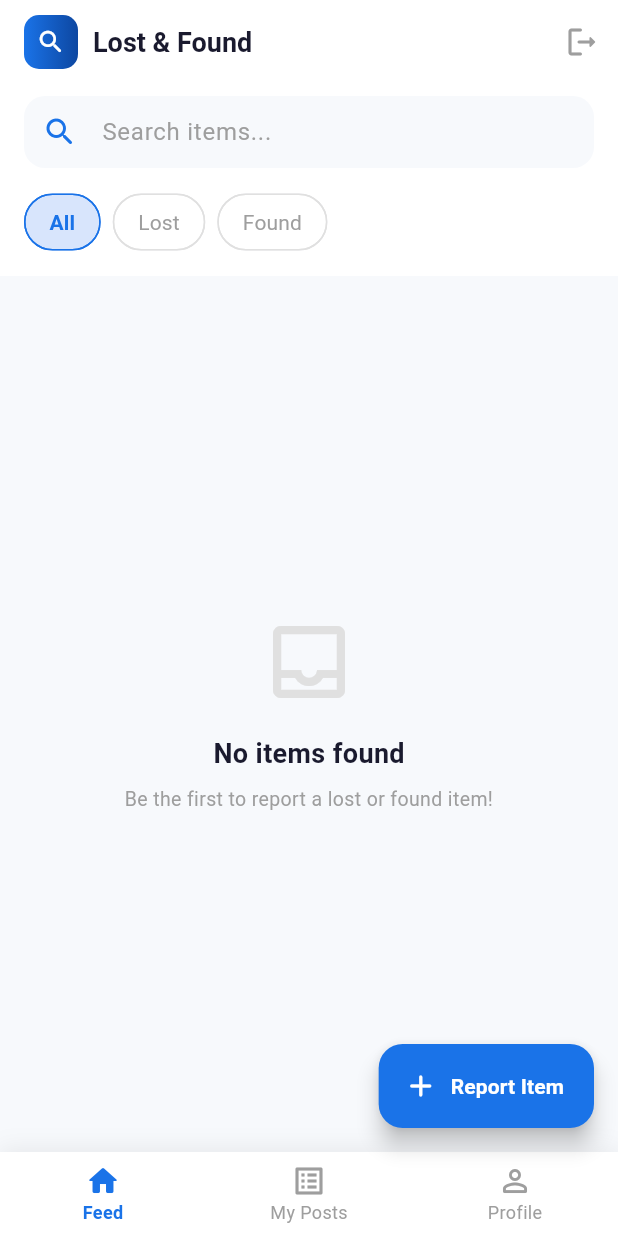
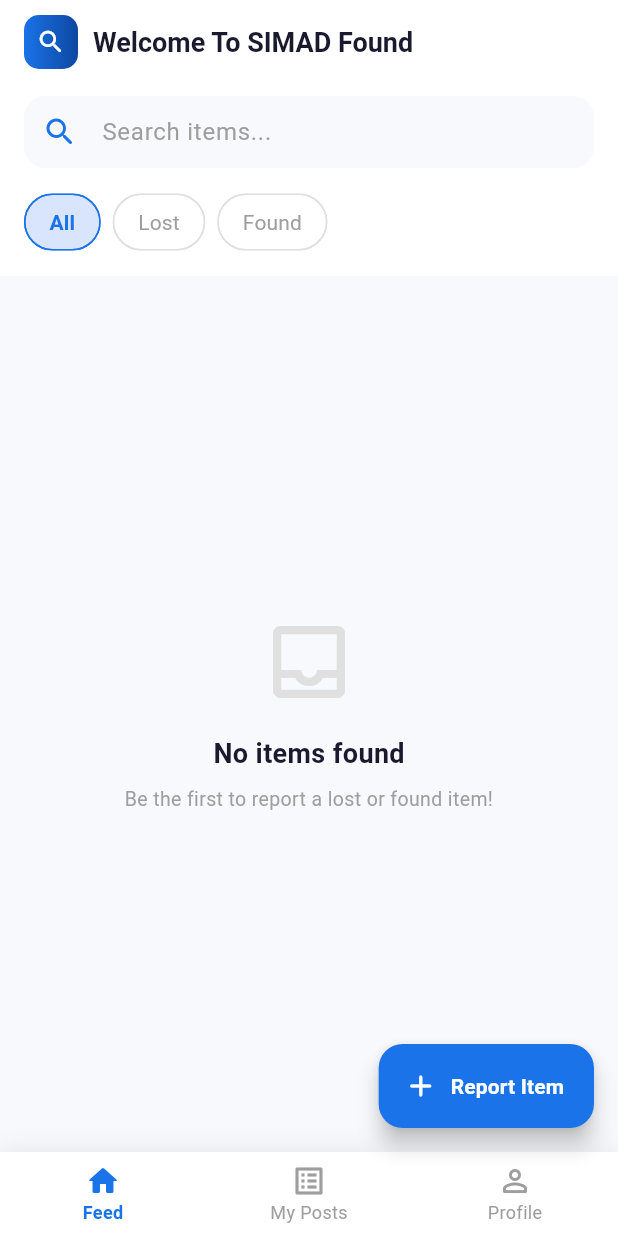
Before and after one commit to Zak937/lost_n_found_simad, a Flutter app: the HomeScreen screen opened directly, on a phone screen of 412 x 824 dp. Run offline on Flutter 3.47's test engine with Material 3 defaults, Android fonts, the light colour scheme and no system bars; our stand-ins replace cloud_firestore, firebase_auth, firebase_core, firebase_messaging, firebase_storage, image_picker; accounts and stored records are empty; Roboto replaces fonts that are missing (Poppins).

Commit message:
feat: Implement User Profiles, Edit Profile screen, and update Firestore Rules

```diff
--- a/lib/main.dart
+++ b/lib/main.dart
@@ -30,7 +30,7 @@ class LostAndFoundApp extends StatelessWidget {
   @override
   Widget build(BuildContext context) {
     return MaterialApp(
-      title: 'Lost & Found SIMAD',
+      title: 'SIMAD Found ',
       debugShowCheckedModeBanner: false,
       theme: ThemeData(
         colorScheme: ColorScheme.fromSeed(
--- /dev/null
+++ b/lib/models/user_model.dart
@@ -0,0 +1,30 @@
+class UserModel {
+  final String id;
+  final String email;
+  final String displayName;
+  final String phoneNumber;
+
+  UserModel({
+    required this.id,
+    required this.email,
+    required this.displayName,
+    required this.phoneNumber,
+  });
+
+  factory UserModel.fromMap(Map<String, dynamic> map, String docId) {
+    return UserModel(
+      id: docId,
+      email: map['email'] ?? '',
+      displayName: map['displayName'] ?? '',
+      phoneNumber: map['phoneNumber'] ?? '',
+    );
+  }
+
+  Map<String, dynamic> toMap() {
+    return {
+      'email': email,
+      'displayName': displayName,
+      'phoneNumber': phoneNumber,
+    };
+  }
+}
--- a/lib/screens/home_screen.dart
+++ b/lib/screens/home_screen.dart
@@ -4,9 +4,11 @@ import '../services/auth_service.dart';
 import '../services/firestore_service.dart';
 import '../models/item_model.dart';
 import '../widgets/item_card.dart';
+import '../models/user_model.dart';
 import 'post_item_screen.dart';
 import 'item_detail_screen.dart';
 import 'login_screen.dart';
+import 'edit_profile_screen.dart';
 
 class HomeScreen extends StatefulWidget {
   const HomeScreen({super.key});
@@ -54,22 +56,20 @@ class _HomeScreenState extends State<HomeScreen> {
       appBar: _navIndex == 0 ? _buildAppBar(user) : null,
       body: IndexedStack(
         index: _navIndex,
-        children: [
-          _buildFeed(),
-          _buildMyPosts(user),
-          _buildProfile(user),
-        ],
+        children: [_buildFeed(), _buildMyPosts(user), _buildProfile(user)],
       ),
       floatingActionButton: _navIndex == 0
           ? FloatingActionButton.extended(
-              onPressed: () => Navigator.of(context).push(
-                MaterialPageRoute(builder: (_) => const PostItemScreen()),
-              ),
+              onPressed: () => Navigator.of(
+                context,
+              ).push(MaterialPageRoute(builder: (_) => const PostItemScreen())),
               backgroundColor: const Color(0xFF1A73E8),
               foregroundColor: Colors.white,
               icon: const Icon(Icons.add_rounded),
-              label: const Text('Report Item',
-                  style: TextStyle(fontWeight: FontWeight.w600)),
+              label: const Text(
+                'Report Item',
+                style: TextStyle(fontWeight: FontWeight.w600),
+              ),
             )
           : null,
       bottomNavigationBar: Container(
@@ -90,21 +90,26 @@ class _HomeScreenState extends State<HomeScreen> {
           elevation: 0,
           selectedItemColor: const Color(0xFF1A73E8),
           unselectedItemColor: Colors.grey,
-          selectedLabelStyle:
-              const TextStyle(fontWeight: FontWeight.w600, fontSize: 12),
+          selectedLabelStyle: const TextStyle(
+            fontWeight: FontWeight.w600,
+            fontSize: 12,
+          ),
           items: const [
             BottomNavigationBarItem(
               icon: Icon(Icons.home_outlined),
               activeIcon: Icon(Icons.home_rounded),
-                label: 'Feed'),
+              label: 'Feed',
+            ),
             BottomNavigationBarItem(
               icon: Icon(Icons.list_alt_outlined),
               activeIcon: Icon(Icons.list_alt_rounded),
-                label: 'My Posts'),
+              label: 'My Posts',
+            ),
             BottomNavigationBarItem(
               icon: Icon(Icons.person_outline_rounded),
               activeIcon: Icon(Icons.person_rounded),
-                label: 'Profile'),
+              label: 'Profile',
+            ),
           ],
         ),
       ),
@@ -122,27 +127,27 @@ class _HomeScreenState extends State<HomeScreen> {
             height: 36,
             decoration: BoxDecoration(
               gradient: const LinearGradient(
-                  colors: [Color(0xFF1A73E8), Color(0xFF0D47A1)]),
+                colors: [Color(0xFF1A73E8), Color(0xFF0D47A1)],
+              ),
               borderRadius: BorderRadius.circular(10),
             ),
-            child: const Icon(Icons.search_rounded,
-                size: 20, color: Colors.white),
+            child: const Icon(
+              Icons.search_rounded,
+              size: 20,
+              color: Colors.white,
+            ),
           ),
           const SizedBox(width: 10),
-          const Text('Lost & Found',
+          const Text(
+            'Welcome To SIMAD Found', //
             style: TextStyle(
               color: Color(0xFF1A1A2E),
               fontWeight: FontWeight.bold,
-                  fontSize: 18)),
+              fontSize: 18,
+            ),
+          ),
         ],
       ),
-      actions: [
-        IconButton(
-          icon: const Icon(Icons.logout_rounded, color: Colors.grey),
-          onPressed: _signOut,
-          tooltip: 'Sign out',
-        ),
-      ],
     );
   }
 
@@ -159,8 +164,10 @@ class _HomeScreenState extends State<HomeScreen> {
             decoration: InputDecoration(
               hintText: 'Search items...',
               hintStyle: const TextStyle(color: Colors.grey),
-              prefixIcon:
-                  const Icon(Icons.search_rounded, color: Color(0xFF1A73E8)),
+              prefixIcon: const Icon(
+                Icons.search_rounded,
+                color: Color(0xFF1A73E8),
+              ),
               suffixIcon: _searchQuery.isNotEmpty
                   ? IconButton(
                       icon: const Icon(Icons.clear_rounded, color: Colors.grey),
@@ -192,18 +199,12 @@ class _HomeScreenState extends State<HomeScreen> {
                 child: FilterChip(
                   label: Text(opt['label']),
                   selected: selected,
-                  onSelected: (_) =>
-                      setState(() => _filter = opt['value']),
-                  selectedColor:
-                      const Color(0xFF1A73E8).withOpacity(0.15),
+                  onSelected: (_) => setState(() => _filter = opt['value']),
+                  selectedColor: const Color(0xFF1A73E8).withOpacity(0.15),
                   checkmarkColor: const Color(0xFF1A73E8),
                   labelStyle: TextStyle(
-                    color: selected
-                        ? const Color(0xFF1A73E8)
-                        : Colors.grey,
-                    fontWeight: selected
-                        ? FontWeight.w600
-                        : FontWeight.normal,
+                    color: selected ? const Color(0xFF1A73E8) : Colors.grey,
+                    fontWeight: selected ? FontWeight.w600 : FontWeight.normal,
                   ),
                   shape: RoundedRectangleBorder(
                     borderRadius: BorderRadius.circular(20),
@@ -227,8 +228,8 @@ class _HomeScreenState extends State<HomeScreen> {
             builder: (context, snapshot) {
               if (snapshot.connectionState == ConnectionState.waiting) {
                 return const Center(
-                    child: CircularProgressIndicator(
-                        color: Color(0xFF1A73E8)));
+                  child: CircularProgressIndicator(color: Color(0xFF1A73E8)),
+                );
               }
               if (snapshot.hasError) {
                 return _emptyState(
@@ -240,12 +241,12 @@ class _HomeScreenState extends State<HomeScreen> {
               var items = snapshot.data ?? [];
               if (_searchQuery.isNotEmpty) {
                 items = items
-                    .where((i) =>
+                    .where(
+                      (i) =>
                           i.title.toLowerCase().contains(_searchQuery) ||
-                        i.description
-                            .toLowerCase()
-                            .contains(_searchQuery) ||
-                        i.location.toLowerCase().contains(_searchQuery))
+                          i.description.toLowerCase().contains(_searchQuery) ||
+                          i.location.toLowerCase().contains(_searchQuery),
+                    )
                     .toList();
               }
               if (items.isEmpty) {
@@ -260,8 +261,11 @@ class _HomeScreenState extends State<HomeScreen> {
                 itemCount: items.length,
                 itemBuilder: (context, i) => ItemCard(
                   item: items[i],
-                  onTap: () => Navigator.of(context).push(MaterialPageRoute(
-                      builder: (_) => ItemDetailScreen(item: items[i]))),
+                  onTap: () => Navigator.of(context).push(
+                    MaterialPageRoute(
+                      builder: (_) => ItemDetailScreen(item: items[i]),
+                    ),
+                  ),
                 ),
               );
             },
@@ -277,9 +281,13 @@ class _HomeScreenState extends State<HomeScreen> {
       appBar: AppBar(
         backgroundColor: Colors.white,
         elevation: 0,
-        title: const Text('My Posts',
+        title: const Text(
+          'My Posts',
           style: TextStyle(
-                color: Color(0xFF1A1A2E), fontWeight: FontWeight.bold)),
+            color: Color(0xFF1A1A2E),
+            fontWeight: FontWeight.bold,
+          ),
+        ),
         automaticallyImplyLeading: false,
       ),
       body: StreamBuilder<List<ItemModel>>(
@@ -289,7 +297,8 @@ class _HomeScreenState extends State<HomeScreen> {
         builder: (context, snapshot) {
           if (snapshot.connectionState == ConnectionState.waiting) {
             return const Center(
-                child: CircularProgressIndicator(color: Color(0xFF1A73E8)));
+              child: CircularProgressIndicator(color: Color(0xFF1A73E8)),
+            );
           }
           final items = snapshot.data ?? [];
           if (items.isEmpty) {
@@ -304,36 +313,71 @@ class _HomeScreenState extends State<HomeScreen> {
             itemCount: items.length,
             itemBuilder: (context, i) => ItemCard(
               item: items[i],
-              onTap: () => Navigator.of(context).push(MaterialPageRoute(
-                  builder: (_) => ItemDetailScreen(item: items[i]))),
+              onTap: () => Navigator.of(context).push(
+                MaterialPageRoute(
+                  builder: (_) => ItemDetailScreen(item: items[i]),
+                ),
+              ),
             ),
           );
         },
       ),
       floatingActionButton: FloatingActionButton.extended(
-        onPressed: () => Navigator.of(context).push(
-            MaterialPageRoute(builder: (_) => const PostItemScreen())),
+        onPressed: () => Navigator.of(
+          context,
+        ).push(MaterialPageRoute(builder: (_) => const PostItemScreen())),
         backgroundColor: const Color(0xFF1A73E8),
         foregroundColor: Colors.white,
         icon: const Icon(Icons.add_rounded),
-        label: const Text('Report Item',
-            style: TextStyle(fontWeight: FontWeight.w600)),
+        label: const Text(
+          'Report Item',
+          style: TextStyle(fontWeight: FontWeight.w600),
+        ),
       ),
     );
   }
 
   Widget _buildProfile(User? user) {
+    if (user == null) return const SizedBox.shrink();
+
     return Scaffold(
       backgroundColor: const Color(0xFFF7F9FC),
       appBar: AppBar(
         backgroundColor: Colors.white,
         elevation: 0,
-        title: const Text('Profile',
+        title: const Text(
+          'Profile',
           style: TextStyle(
-                color: Color(0xFF1A1A2E), fontWeight: FontWeight.bold)),
+            color: Color(0xFF1A1A2E),
+            fontWeight: FontWeight.bold,
+          ),
+        ),
         automaticallyImplyLeading: false,
+        actions: [
+          IconButton(
+            icon: const Icon(Icons.edit_rounded, color: Color(0xFF1A73E8)),
+            onPressed: () async {
+              final updated = await Navigator.of(context).push(
+                MaterialPageRoute(builder: (_) => const EditProfileScreen()),
+              );
+              if (updated == true) setState(() {});
+            },
           ),
-      body: ListView(
+        ],
+      ),
+      body: FutureBuilder<UserModel?>(
+        future: _firestoreService.getUserProfile(user.uid),
+        builder: (context, snapshot) {
+          if (snapshot.connectionState == ConnectionState.waiting) {
+            return const Center(
+              child: CircularProgressIndicator(color: Color(0xFF1A73E8)),
+            );
+          }
+          final profile = snapshot.data;
+          final displayName =
+              profile?.displayName ?? user.displayName ?? 'SIMAD Student';
+
+          return ListView(
             padding: const EdgeInsets.all(20),
             children: [
               Center(
@@ -344,7 +388,8 @@ class _HomeScreenState extends State<HomeScreen> {
                       height: 90,
                       decoration: BoxDecoration(
                         gradient: const LinearGradient(
-                        colors: [Color(0xFF1A73E8), Color(0xFF0D47A1)]),
+                          colors: [Color(0xFF1A73E8), Color(0xFF0D47A1)],
+                        ),
                         shape: BoxShape.circle,
                         boxShadow: [
                           BoxShadow(
@@ -354,57 +399,89 @@ class _HomeScreenState extends State<HomeScreen> {
                           ),
                         ],
                       ),
-                  child: const Icon(Icons.person_rounded,
-                      size: 50, color: Colors.white),
+                      child: const Icon(
+                        Icons.person_rounded,
+                        size: 50,
+                        color: Colors.white,
+                      ),
                     ),
                     const SizedBox(height: 14),
                     Text(
-                  user?.displayName ?? 'SIMAD Student',
+                      displayName,
                       style: const TextStyle(
                         fontSize: 20,
                         fontWeight: FontWeight.bold,
-                      color: Color(0xFF1A1A2E)),
+                        color: Color(0xFF1A1A2E),
+                      ),
                     ),
                     const SizedBox(height: 4),
-                Text(user?.email ?? '',
-                    style:
-                        const TextStyle(color: Colors.grey, fontSize: 14)),
+                    Text(
+                      user.email ?? '',
+                      style: const TextStyle(color: Colors.grey, fontSize: 14),
+                    ),
+                    if (profile != null && profile.phoneNumber.isNotEmpty) ...[
+                      const SizedBox(height: 4),
+                      Text(
+                        profile.phoneNumber,
+                        style: const TextStyle(
+                          color: Colors.grey,
+                          fontSize: 14,
+                        ),
+                      ),
+                    ],
                   ],
                 ),
               ),
               const SizedBox(height: 30),
               _profileTile(
-              Icons.list_alt_rounded, 'My Posts', 'View your reported items',
-              onTap: () => setState(() => _navIndex = 1)),
+                Icons.list_alt_rounded,
+                'My Posts',
+                'View your reported items',
+                onTap: () => setState(() => _navIndex = 1),
+              ),
               _profileTile(
-              Icons.info_outline_rounded, 'About',
-              'Lost & Found SIMAD University v1.0'),
+                Icons.info_outline_rounded,
+                'About',
+                'Lost & Found SIMAD University v1.0',
+              ),
               const SizedBox(height: 20),
               SizedBox(
                 width: double.infinity,
                 height: 50,
                 child: OutlinedButton.icon(
                   onPressed: _signOut,
-              icon: const Icon(Icons.logout_rounded,
-                  color: Color(0xFFE53935)),
-              label: const Text('Sign Out',
+                  icon: const Icon(
+                    Icons.logout_rounded,
+                    color: Color(0xFFE53935),
+                  ),
+                  label: const Text(
+                    'Sign Out',
                     style: TextStyle(
                       color: Color(0xFFE53935),
-                      fontWeight: FontWeight.w600)),
+                      fontWeight: FontWeight.w600,
+                    ),
+                  ),
                   style: OutlinedButton.styleFrom(
                     side: const BorderSide(color: Color(0xFFE53935)),
                     shape: RoundedRectangleBorder(
-                    borderRadius: BorderRadius.circular(14)),
+                      borderRadius: BorderRadius.circular(14),
+                    ),
                   ),
                 ),
               ),
             ],
+          );
+        },
       ),
     );
   }
 
-  Widget _profileTile(IconData icon, String title, String subtitle,
-      {VoidCallback? onTap}) {
+  Widget _profileTile(
+    IconData icon,
+    String title,
+    String subtitle, {
+    VoidCallback? onTap,
+  }) {
     return Container(
       margin: const EdgeInsets.only(bottom: 12),
       decoration: BoxDecoration(
@@ -429,24 +506,34 @@ class _HomeScreenState extends State<HomeScreen> {
           ),
           child: Icon(icon, color: const Color(0xFF1A73E8), size: 20),
         ),
-        title: Text(title,
+        title: Text(
+          title,
           style: const TextStyle(
-                fontWeight: FontWeight.w600, color: Color(0xFF1A1A2E))),
-        subtitle: Text(subtitle,
-            style: const TextStyle(color: Colors.grey, fontSize: 12)),
+            fontWeight: FontWeight.w600,
+            color: Color(0xFF1A1A2E),
+          ),
+        ),
+        subtitle: Text(
+          subtitle,
+          style: const TextStyle(color: Colors.grey, fontSize: 12),
+        ),
         trailing: onTap != null
-            ? const Icon(Icons.arrow_forward_ios_rounded,
-                size: 14, color: Colors.grey)
+            ? const Icon(
+                Icons.arrow_forward_ios_rounded,
+                size: 14,
+                color: Colors.grey,
+              )
             : null,
         shape: RoundedRectangleBorder(borderRadius: BorderRadius.circular(14)),
       ),
     );
   }
 
-  Widget _emptyState(
-      {required IconData icon,
+  Widget _emptyState({
+    required IconData icon,
     required String title,
-      required String subtitle}) {
+    required String subtitle,
+  }) {
     return Center(
       child: Padding(
         padding: const EdgeInsets.all(40),
@@ -455,15 +542,20 @@ class _HomeScreenState extends State<HomeScreen> {
           children: [
             Icon(icon, size: 64, color: Colors.grey.shade300),
             const SizedBox(height: 16),
-            Text(title,
+            Text(
+              title,
               style: const TextStyle(
                 fontSize: 18,
                 fontWeight: FontWeight.bold,
-                    color: Color(0xFF1A1A2E))),
+                color: Color(0xFF1A1A2E),
+              ),
+            ),
             const SizedBox(height: 8),
-            Text(subtitle,
+            Text(
+              subtitle,
               textAlign: TextAlign.center,
-                style: const TextStyle(color: Colors.grey, fontSize: 13)),
+              style: const TextStyle(color: Colors.grey, fontSize: 13),
+            ),
           ],
         ),
       ),
```
Also changed, not shown: lib/screens/edit_profile_screen.dart (added, +177 -0 lines), lib/screens/post_item_screen.dart (+20 -0 lines), lib/services/auth_service.dart (+13 -0 lines), lib/services/firestore_service.dart (+18 -0 lines), 1 other file. Lines whose indentation alone changed are shown as unchanged.
